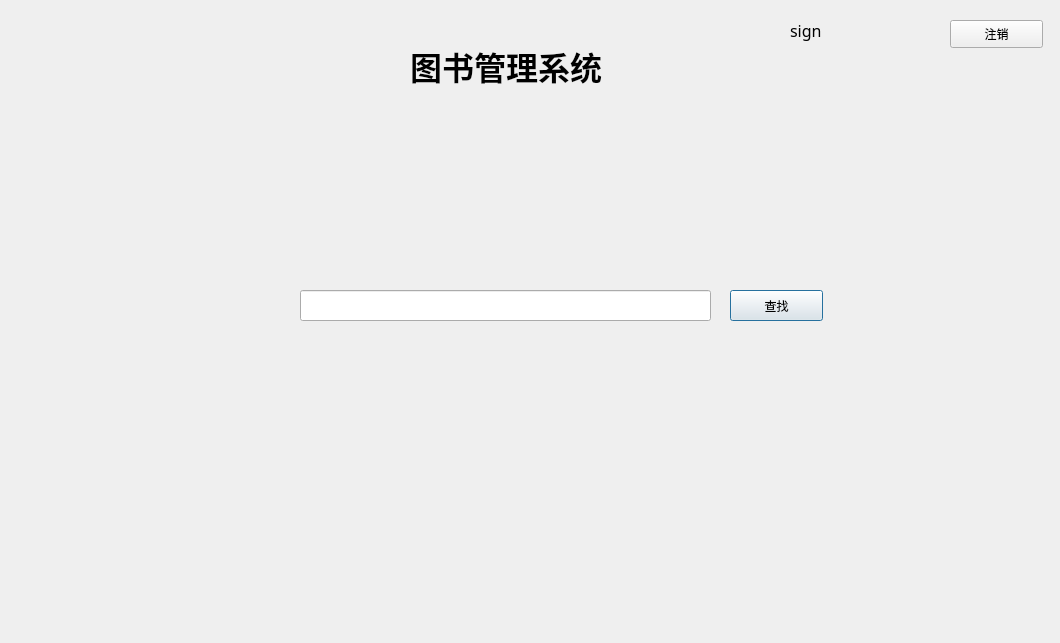
Old version of the form Library/main_interface.ui in the repository BookMangeTeam/bookmanage.
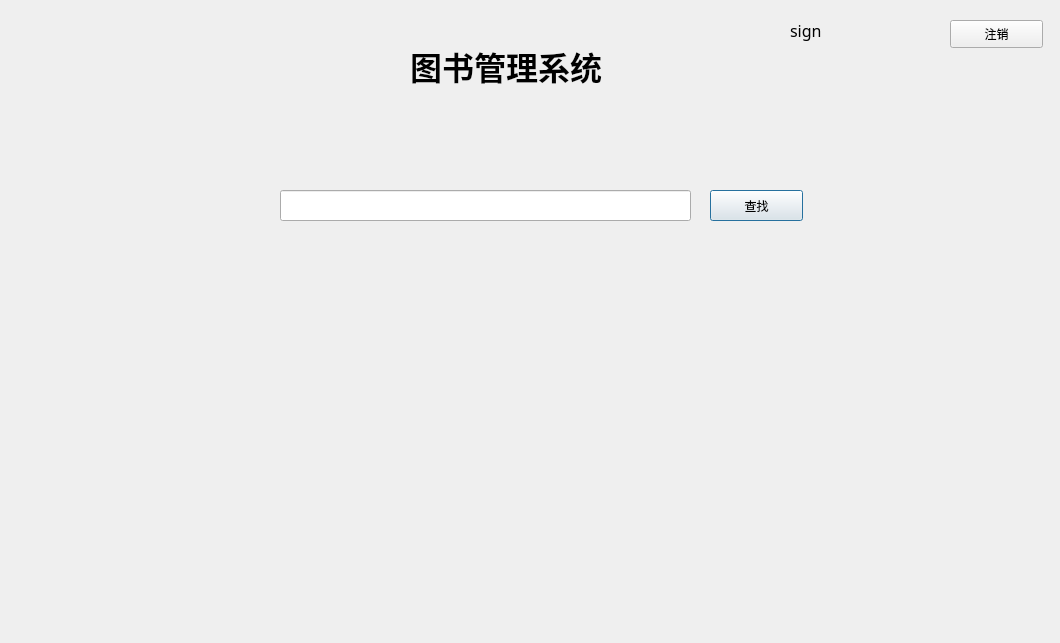
New version of the form.

Diff of the .ui file:
```diff
--- a/Library/main_interface.ui
+++ b/Library/main_interface.ui
@@ -42,8 +42,8 @@
   <widget class="QPushButton" name="main_search_btn">
    <property name="geometry">
     <rect>
-     <x>730</x>
-     <y>290</y>
+     <x>710</x>
+     <y>190</y>
      <width>93</width>
      <height>31</height>
     </rect>
@@ -55,8 +55,8 @@
   <widget class="QLineEdit" name="main_search_text">
    <property name="geometry">
     <rect>
-     <x>300</x>
-     <y>290</y>
+     <x>280</x>
+     <y>190</y>
      <width>411</width>
      <height>31</height>
     </rect>
```
